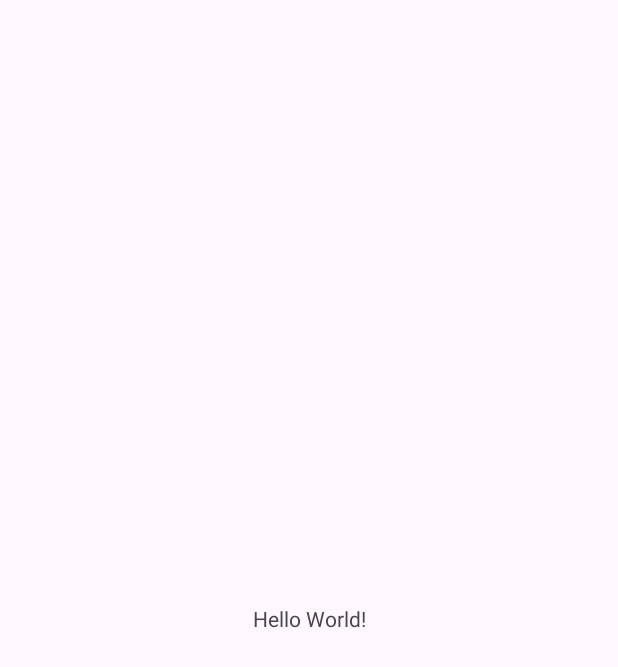
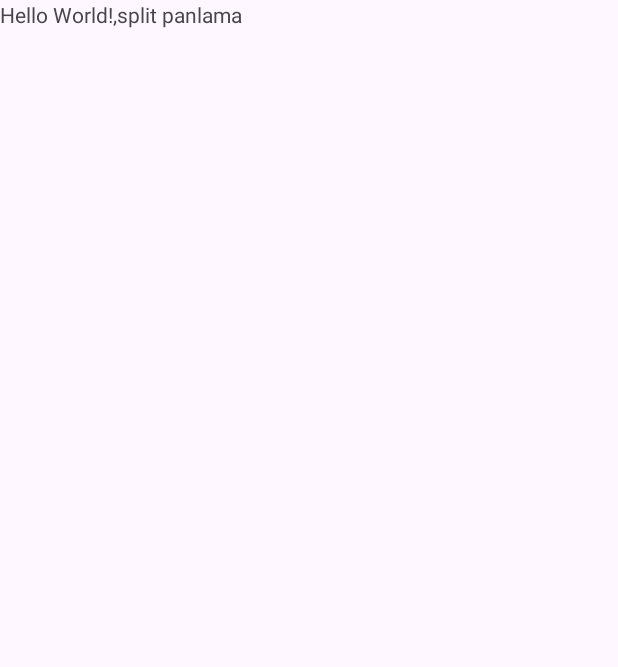
Before and after one commit to psanirudh/SplitShare, an Android app: the screen it shows after launch (MainActivity), on a phone screen of 412 x 824 dp. Before the commit the part shown is almost empty. Shown: the top 667 px of the screen. Run offline under Robolectric (Android 15) with nearby library versions, the phone set to English and light mode, and no system bars.

Commit message:
Change dummy UI to linearlayout

```diff
--- a/app/src/main/res/layout/activity_main.xml
+++ b/app/src/main/res/layout/activity_main.xml
@@ -1,18 +1,8 @@
-<?xml version="1.0" encoding="utf-8"?>
-<androidx.constraintlayout.widget.ConstraintLayout xmlns:android="http://schemas.android.com/apk/res/android"
-    xmlns:app="http://schemas.android.com/apk/res-auto"
-    xmlns:tools="http://schemas.android.com/tools"
-    android:layout_width="match_parent"
-    android:layout_height="match_parent"
-    tools:context=".MainActivity">
-
-    <TextView
-        android:layout_width="wrap_content"
-        android:layout_height="wrap_content"
-        android:text="Hello World!"
-        app:layout_constraintBottom_toBottomOf="parent"
-        app:layout_constraintEnd_toEndOf="parent"
-        app:layout_constraintStart_toStartOf="parent"
-        app:layout_constraintTop_toTopOf="parent" />
-
-</androidx.constraintlayout.widget.ConstraintLayout>
+<LinearLayout android:layout_width="match_parent"
+android:layout_height="match_parent"
+xmlns:android="http://schemas.android.com/apk/res/android">
+     <TextView
+      android:layout_width="wrap_content"
+      android:layout_height="wrap_content"
+      android:text="Hello World!,split panlama" />
+</LinearLayout>
```
